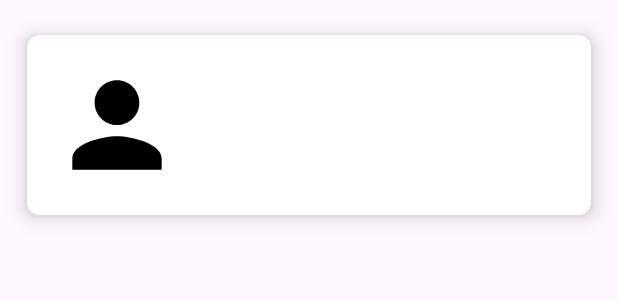
After one commit to martarozycka/programingTechniques22-23, an Android app: the layout comment_view.xml on its own in the app's theme, with its tools: preview values and no code run, on a phone screen of 412 x 824 dp. The commit adds this screen. Shown: the top 300 px of the screen. Run offline under Robolectric (Android 15) with nearby library versions, the phone set to English and light mode, and no system bars; network calls fail.

Commit message:
comments are displayed in the Trip Log Activity

```diff
--- /dev/null
+++ b/app/src/main/res/drawable/user.xml
@@ -0,0 +1,5 @@
+<vector android:height="24dp" android:tint="#000000"
+    android:viewportHeight="24" android:viewportWidth="24"
+    android:width="24dp" xmlns:android="http://schemas.android.com/apk/res/android">
+    <path android:fillColor="@android:color/white" android:pathData="M12,12c2.21,0 4,-1.79 4,-4s-1.79,-4 -4,-4 -4,1.79 -4,4 1.79,4 4,4zM12,14c-2.67,0 -8,1.34 -8,4v2h16v-2c0,-2.66 -5.33,-4 -8,-4z"/>
+</vector>
--- /dev/null
+++ b/app/src/main/res/layout/comment_view.xml
@@ -0,0 +1,58 @@
+<?xml version="1.0" encoding="utf-8"?>
+<androidx.cardview.widget.CardView xmlns:android="http://schemas.android.com/apk/res/android"
+    android:layout_width="match_parent"
+    android:layout_height="wrap_content"
+    xmlns:app="http://schemas.android.com/apk/res-auto"
+    android:layout_margin="5dp"
+    app:cardBackgroundColor="@color/white"
+    app:cardCornerRadius="8dp"
+    app:cardElevation="8dp"
+    app:cardMaxElevation="10dp"
+    app:cardPreventCornerOverlap="true"
+    app:cardUseCompatPadding="true">
+
+    <RelativeLayout
+        android:layout_width="match_parent"
+        android:layout_height="wrap_content">
+
+        <!-- ImageVIew to display Trip Image -->
+
+        <ImageView
+            android:id="@+id/userImage"
+            android:layout_width="100dp"
+            android:layout_height="100dp"
+            android:layout_marginStart="10dp"
+            android:layout_marginTop="10dp"
+            android:layout_marginEnd="10dp"
+            android:layout_marginBottom="10dp"
+            android:contentDescription="@string/app_name"
+            android:padding="5dp"
+            app:srcCompat="@drawable/user"
+            />
+
+        <!-- Text View to display User Name -->
+        <TextView
+            android:id="@+id/userName"
+            android:layout_width="match_parent"
+            android:layout_height="wrap_content"
+            android:layout_marginStart="10dp"
+            android:layout_marginTop="10dp"
+            android:layout_toEndOf="@id/userImage"
+            android:textColor="@color/black"
+            android:textSize="18sp"
+            android:textStyle="bold" />
+
+        <!-- Text VIew to display comment -->
+        <TextView
+            android:id="@+id/comment"
+            android:layout_width="250dp"
+            android:layout_height="53dp"
+            android:layout_below="@id/userName"
+            android:layout_marginStart="16dp"
+            android:layout_marginTop="12dp"
+            android:layout_toEndOf="@id/userImage"
+            android:drawablePadding="2dp" />
+
+    </RelativeLayout>
+
+</androidx.cardview.widget.CardView>
```
Also changed, not shown: app/src/main/java/be/kuleuven/gt/model/Comment.java (+122 -2 lines), app/src/main/java/be/kuleuven/gt/myapplication/CommentAdapter.java (added, +91 -0 lines), app/src/main/java/be/kuleuven/gt/myapplication/TripLogActivity.java (+65 -3 lines).
